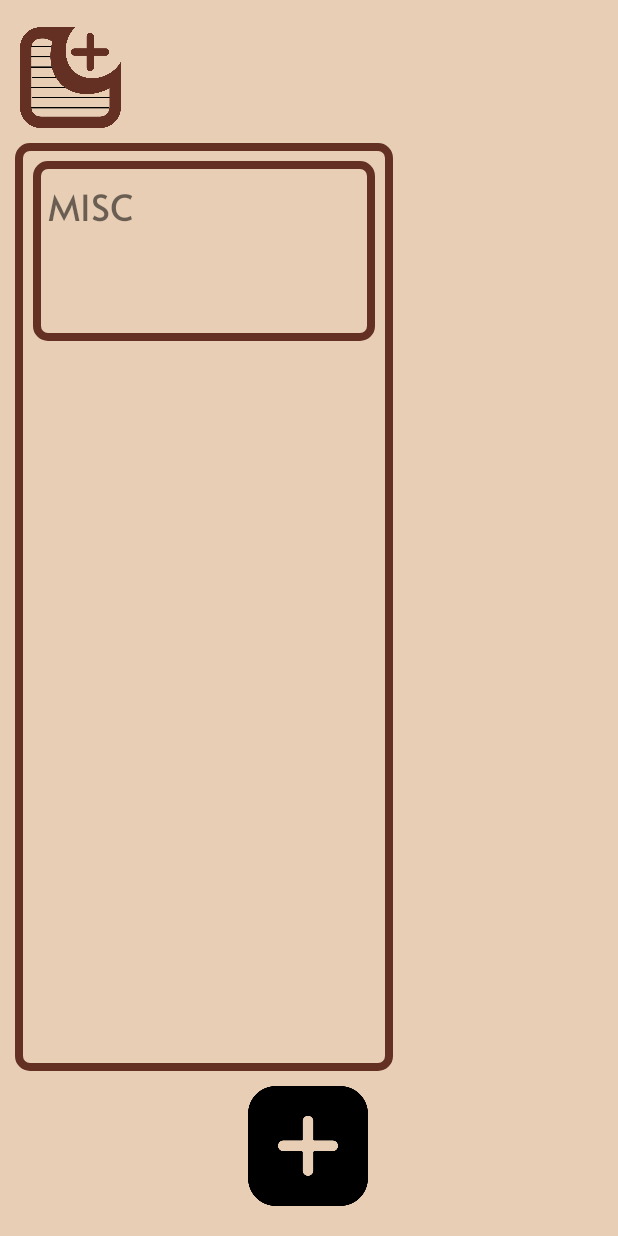
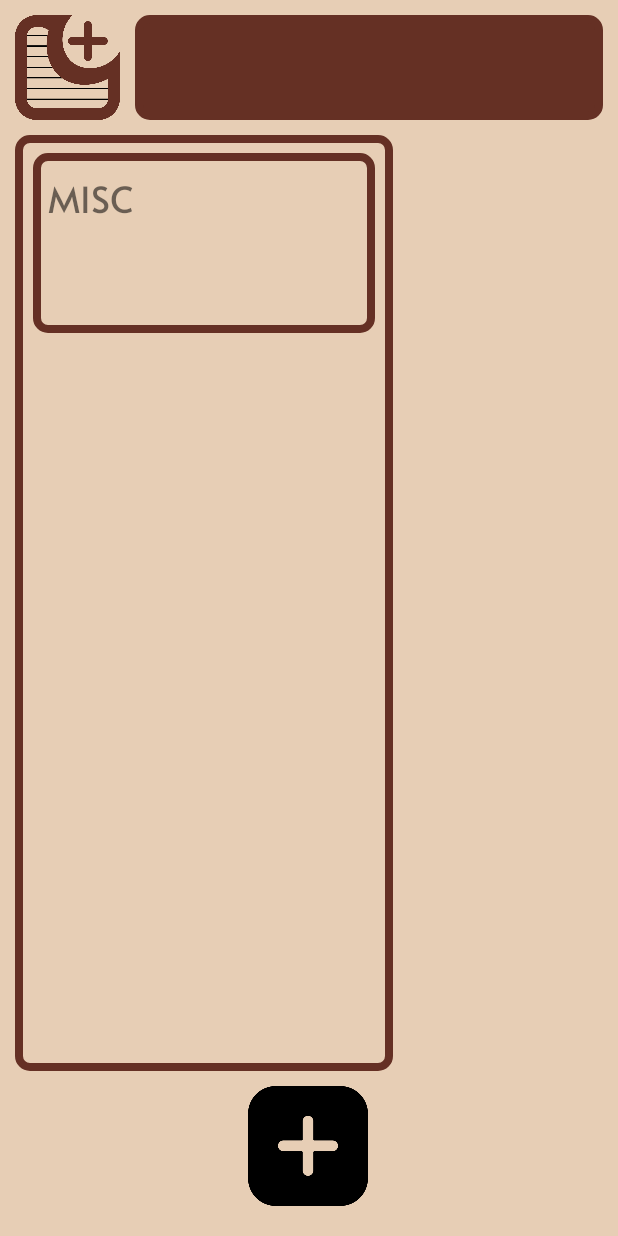
Before and after one commit to Termi25/InfiniNotes---NoteTaking-App, an Android app: the screen it shows after launch (ActivitatePrincipala), on a phone screen of 412 x 824 dp. Run offline under Robolectric (Android 15) with nearby library versions, the light colour scheme and no system bars; our stand-ins replace Room's generated code, Volley; network calls fail.

Commit message:
Creat custom View pentru display de vreme (doar un dreptunghi maro deocamdata). Necesita revizie si implementare fisier layout.

```diff
--- a/app/src/main/AndroidManifest.xml
+++ b/app/src/main/AndroidManifest.xml
@@ -3,6 +3,7 @@
     xmlns:tools="http://schemas.android.com/tools" package="com.ase.aplicatienotite">
     <uses-permission android:name="android.permission.INTERNET" />
     <uses-permission android:name="android.permission.ACCESS_NETWORK_STATE" />
+
     <application
         android:allowBackup="true"
         android:fullBackupContent="@xml/backup_rules"
--- /dev/null
+++ b/app/src/main/java/com/ase/aplicatienotite/extern/openweatherapi/ViewWeather.java
@@ -0,0 +1,80 @@
+package com.ase.aplicatienotite.extern.openweatherapi;
+
+import android.content.Context;
+import android.content.res.TypedArray;
+import android.util.AttributeSet;
+import android.util.Log;
+import android.view.View;
+import android.widget.HorizontalScrollView;
+import android.widget.LinearLayout;
+import android.widget.TextView;
+import android.widget.Toast;
+
+import androidx.annotation.Nullable;
+
+import com.android.volley.Request;
+import com.android.volley.RequestQueue;
+import com.android.volley.Response;
+import com.android.volley.toolbox.JsonObjectRequest;
+import com.android.volley.toolbox.Volley;
+import com.ase.aplicatienotite.R;
+import com.ase.aplicatienotite.main.ActivitatePrincipala;
+
+import org.json.JSONArray;
+import org.json.JSONObject;
+
+import java.io.BufferedReader;
+import java.io.IOException;
+import java.io.InputStreamReader;
+
+public class ViewWeather extends View {
+    private String fileName;
+
+    public ViewWeather(Context context, @Nullable AttributeSet attrs) {
+        super(context, attrs);
+        try{
+            TypedArray ta = getContext().obtainStyledAttributes(attrs, R.styleable.ViewWeather);
+            fileName = ta.getString(R.styleable.ViewWeather_setDataProvider);
+            RequestQueue req= Volley.newRequestQueue(context);
+            String url = null;
+            try{
+                BufferedReader reader = new BufferedReader(
+                        new InputStreamReader(context.getAssets().open("chei.txt")));
+                url=reader.readLine();
+            } catch (IOException e) {
+                e.printStackTrace();
+            }
+            JsonObjectRequest jsonObjectRequest=new JsonObjectRequest(Request.Method.GET,
+                    url,
+                    null,
+                    (Response.Listener<JSONObject>) response->{
+                        String vreme;
+                        try{
+                            JSONObject current=response.getJSONObject("current");
+                            JSONArray weather=current.getJSONArray("weather");
+                            vreme=weather.getJSONObject(0).getString("main");
+                            HorizontalScrollView hsv=new HorizontalScrollView(context);
+                            LinearLayout linLayout=new LinearLayout(context);
+                            linLayout.setOrientation(LinearLayout.VERTICAL);
+                            TextView tv=new TextView(context);
+                            tv.setText(vreme);
+                            linLayout.addView(tv);
+                            hsv.addView(linLayout);
+                            //creeaza un fisier layout care sa il setezi cu inflate aici => acces la campurile dorite
+
+                        }catch (Exception e){
+                            e.printStackTrace();
+                        }
+                    },
+                    (Response.ErrorListener) error -> {
+                        Toast.makeText(context, "Eroare! Nu se poate accesa prognoza meteo.", Toast.LENGTH_LONG).show();
+                        Log.e("MainActivity", "incarcarePrognoza error: ${error.localizedMessage}");
+                    } );
+            req.add(jsonObjectRequest);
+            ta.recycle();
+        }catch (Exception e){
+            e.printStackTrace();
+        }
+    }
+
+}
--- a/app/src/main/java/com/ase/aplicatienotite/main/ActivitatePrincipala.java
+++ b/app/src/main/java/com/ase/aplicatienotite/main/ActivitatePrincipala.java
@@ -32,9 +32,14 @@ import com.ase.aplicatienotite.clase.sectiune.Sectiune;
 import org.json.JSONObject;
 
 import java.io.BufferedInputStream;
+import java.io.BufferedReader;
+import java.io.FileReader;
+import java.io.IOException;
 import java.io.InputStream;
+import java.io.InputStreamReader;
 import java.net.HttpURLConnection;
 import java.net.URL;
+import java.nio.file.Files;
 import java.util.ArrayList;
 import java.util.List;
 import java.util.Set;
@@ -83,28 +88,6 @@ public class ActivitatePrincipala extends AppCompatActivity {
             }
         });
 
-//        OpenWeather API call for data
-        RequestQueue req= Volley.newRequestQueue(ActivitatePrincipala.this);
-        String url="https://api.openweathermap.org/data/3.0/onecall?lat=33.44&lon=-94.04&exclude=hourly,daily,minutely,alerts&appid="+String.valueOf(R.string.cheie);
-        JsonObjectRequest jsonObjectRequest=new JsonObjectRequest(Request.Method.GET,
-                url,
-                null,
-                (Response.Listener<JSONObject>) response->{
-                    String fisier;
-                    try{
-                        fisier=response.getString("current");
-                        System.out.println(fisier);
-                    }catch (Exception e){
-                        e.printStackTrace();
-                    }
-                },
-                (Response.ErrorListener) error -> {
-                    Toast.makeText(ActivitatePrincipala.this, "Some error occurred! Cannot fetch dog image", Toast.LENGTH_LONG).show();
-                    Log.e("MainActivity", "loadDogImage error: ${error.localizedMessage}");
-                } );
-        req.add(jsonObjectRequest);
-
-
     }
 
     void incarcareRecyclerView(AdapterSectiune adapter){
--- a/app/src/main/res/layout/activity_main.xml
+++ b/app/src/main/res/layout/activity_main.xml
@@ -2,6 +2,7 @@
 <androidx.constraintlayout.widget.ConstraintLayout xmlns:android="http://schemas.android.com/apk/res/android"
     xmlns:app="http://schemas.android.com/apk/res-auto"
     xmlns:tools="http://schemas.android.com/tools"
+    xmlns:custom="http://schemas.android.com/apk/res-auto"
     android:layout_width="match_parent"
     android:layout_height="match_parent"
     android:background="@color/beige"
@@ -24,32 +25,33 @@
 
     <ImageButton
         android:id="@+id/imageButton"
-        android:layout_width="74dp"
-        android:layout_height="67dp"
+        android:layout_width="70dp"
+        android:layout_height="70dp"
+        android:layout_margin="10sp"
+        android:layout_marginStart="10sp"
         android:background="#00FFFFFF"
         android:scaleType="fitCenter"
+        android:contentDescription="@string/logo_aplicatie"
         app:layout_constraintBottom_toBottomOf="parent"
         app:layout_constraintEnd_toEndOf="parent"
-        app:layout_constraintHorizontal_bias="0.029"
+        app:layout_constraintHorizontal_bias="0.0"
         app:layout_constraintStart_toStartOf="parent"
         app:layout_constraintTop_toTopOf="parent"
-        app:layout_constraintVertical_bias="0.024"
+        app:layout_constraintVertical_bias="0.0"
         app:srcCompat="@drawable/logo_centrat_app" />
 
-    <!--    <ListView-->
-<!--        android:id="@+id/lv"-->
-<!--        android:layout_width="match_parent"-->
-<!--        android:layout_height="0dp"-->
-<!--        android:layout_margin="20sp"-->
-<!--        android:background="@drawable/border_listviewprincipal"-->
-<!--        app:layout_constraintBottom_toTopOf="@+id/btnAdaugareGenerala"-->
-<!--        app:layout_constraintEnd_toEndOf="parent"-->
-<!--        app:layout_constraintHorizontal_bias="0.4"-->
-<!--        app:layout_constraintStart_toStartOf="parent"-->
-<!--        app:layout_constraintTop_toBottomOf="@+id/imageButton"-->
-<!--        app:layout_constraintVertical_bias="0.0">-->
-
-<!--    </ListView>-->
+    <com.ase.aplicatienotite.extern.openweatherapi.ViewWeather
+        android:layout_width="0dp"
+        android:layout_height="70dp"
+        android:layout_margin="10sp"
+        android:background="@drawable/button_skin"
+        app:layout_constraintBottom_toTopOf="@+id/rlv_main"
+        app:layout_constraintEnd_toEndOf="parent"
+        app:layout_constraintHorizontal_bias="0.6"
+        app:layout_constraintStart_toEndOf="@+id/imageButton"
+        app:layout_constraintTop_toTopOf="parent"
+        app:layout_constraintVertical_bias="0.0"
+        custom:setDataProvider="cheie.txt"/>
 
     <androidx.recyclerview.widget.RecyclerView
         android:id="@+id/rlv_main"
@@ -68,29 +70,6 @@
         app:layout_constraintTop_toBottomOf="@+id/imageButton"
         app:layout_constraintVertical_bias="1.0" />
 
-    <TextView
-        android:id="@+id/textView8"
-        android:layout_width="0dp"
-        android:layout_height="5dp"
-        android:layout_marginBottom="1dp"
-        android:background="@drawable/underline"
-        app:layout_constraintBottom_toTopOf="@+id/btnAdaugareGenerala"
-        app:layout_constraintEnd_toEndOf="@+id/lv"
-        app:layout_constraintHorizontal_bias="0.0"
-        app:layout_constraintStart_toStartOf="@+id/lv"
-        app:layout_constraintTop_toBottomOf="@+id/lv"
-        app:layout_constraintVertical_bias="0.0" />
 
-    <TextView
-        android:id="@+id/textView9"
-        android:layout_width="0dp"
-        android:layout_height="5dp"
-        android:background="@drawable/underline"
-        app:layout_constraintBottom_toTopOf="@+id/lv"
-        app:layout_constraintEnd_toEndOf="@+id/lv"
-        app:layout_constraintHorizontal_bias="0.0"
-        app:layout_constraintStart_toStartOf="@+id/lv"
-        app:layout_constraintTop_toBottomOf="@+id/imageButton"
-        app:layout_constraintVertical_bias="1.0" />
 
 </androidx.constraintlayout.widget.ConstraintLayout>
--- /dev/null
+++ b/app/src/main/res/values/attrs.xml
@@ -0,0 +1,6 @@
+<?xml version="1.0" encoding="utf-8"?>
+<resources>
+    <declare-styleable name="ViewWeather">
+        <attr name="setDataProvider" format="string" />
+    </declare-styleable>
+</resources>
--- a/app/src/main/res/values/strings.xml
+++ b/app/src/main/res/values/strings.xml
@@ -17,5 +17,4 @@
     <string name="misc">MISC</string>
     <string name="modificari_succes">Modificări efectuate cu succes!</string>
     <string name="modificari_esec">Nu s-au salvat modificări.</string>
-    <string name="cheie">05987edfedbcbe1197c36442da3058cd</string>
 </resources>
```
